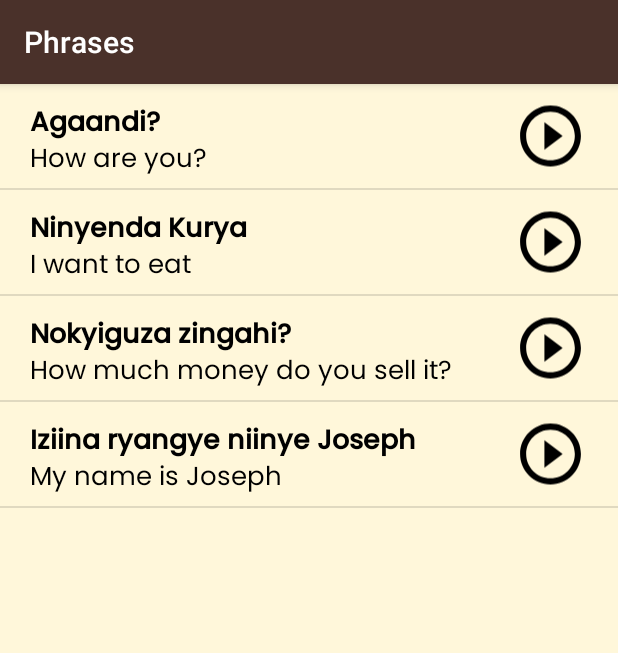
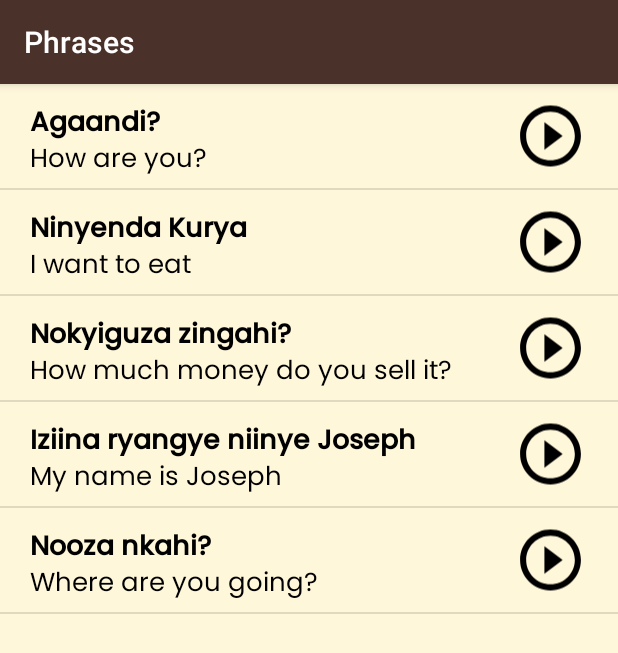
Before and after one commit to juniorjoe567/Learn_Runyankole, an Android app: the PhrasesActivity screen opened directly, with no data from a screen before it, on a phone screen of 412 x 824 dp. Shown: the top 653 px of the screen. Run offline under Robolectric (Android 15) with nearby library versions, the phone set to English and light mode, and no system bars.

Commit message:
add a new Runyankole phrase

```diff
--- a/app/src/main/java/com/example/learnrunyankole/PhrasesActivity.java
+++ b/app/src/main/java/com/example/learnrunyankole/PhrasesActivity.java
@@ -25,6 +25,7 @@ public class PhrasesActivity extends AppCompatActivity {
         myWords.add(new Word("Ninyenda Kurya", "I want to eat", R.raw.phrases_iwanttoeat));
         myWords.add(new Word("Nokyiguza zingahi?", "How much money do you sell it?", R.raw.phrases_howmuchareyouselling));
         myWords.add(new Word("Iziina ryangye niinye Joseph", "My name is Joseph", R.raw.phrases_myname));
+        myWords.add(new Word("Nooza nkahi?", "Where are you going?", R.raw.phrases_myname));
 
         //create the object of wordadapter
         WordAdapter wordAdapter = new WordAdapter(this,myWords, R.color.category_numbers);
```
